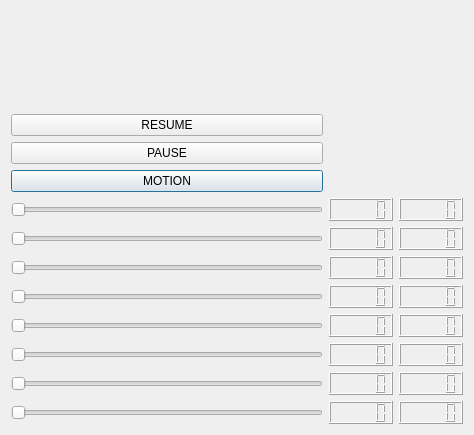
Old version of the form code/handgui/src/CMakeQt.ui in the repository LeeRedden/bracchium.
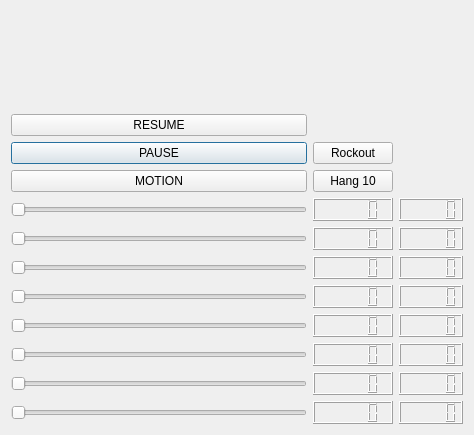
New version of the form.

Diff of the .ui file:
```diff
--- a/code/handgui/src/CMakeQt.ui
+++ b/code/handgui/src/CMakeQt.ui
@@ -125,13 +125,6 @@
    <item row="7" column="3">
     <widget class="QLCDNumber" name="lcd7_1"/>
    </item>
-   <item row="6" column="1">
-    <widget class="QPushButton" name="motionButton">
-     <property name="text">
-      <string>MOTION</string>
-     </property>
-    </widget>
-   </item>
    <item row="3" column="1">
     <widget class="QPushButton" name="pauseButton">
      <property name="text">
@@ -146,6 +139,27 @@
      </property>
     </widget>
    </item>
+   <item row="3" column="2">
+    <widget class="QPushButton" name="rockoutButton">
+     <property name="text">
+      <string>Rockout</string>
+     </property>
+    </widget>
+   </item>
+   <item row="6" column="2">
+    <widget class="QPushButton" name="hangtenButton">
+     <property name="text">
+      <string>Hang 10</string>
+     </property>
+    </widget>
+   </item>
+   <item row="6" column="1">
+    <widget class="QPushButton" name="motionButton">
+     <property name="text">
+      <string>MOTION</string>
+     </property>
+    </widget>
+   </item>
   </layout>
  </widget>
  <resources/>
```
